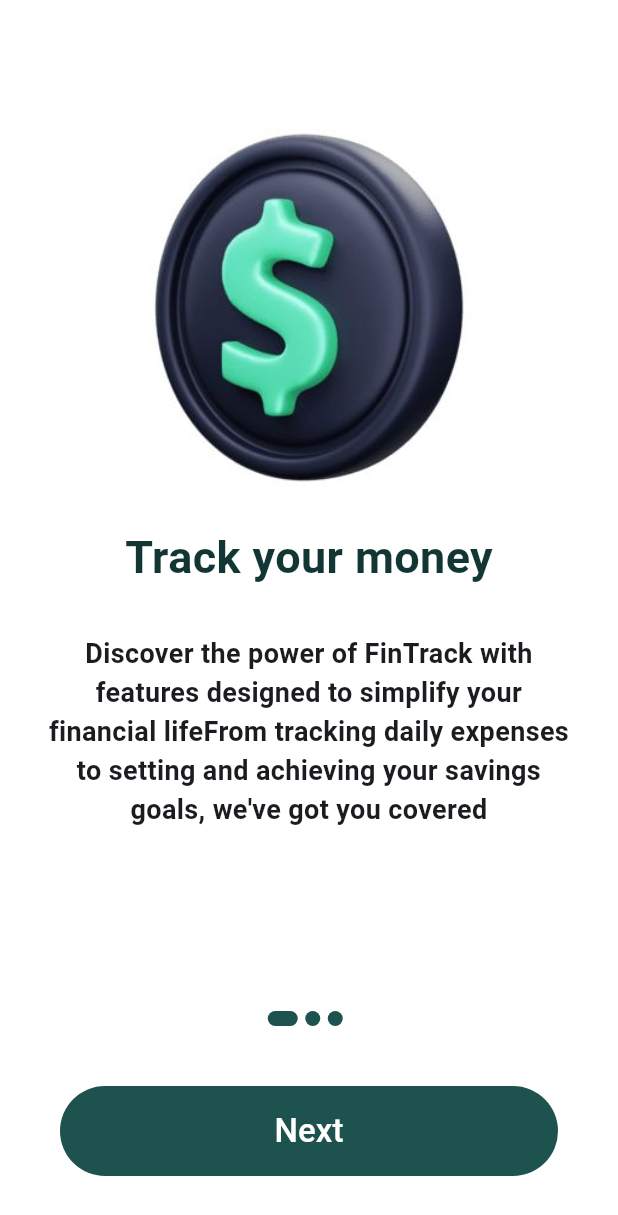
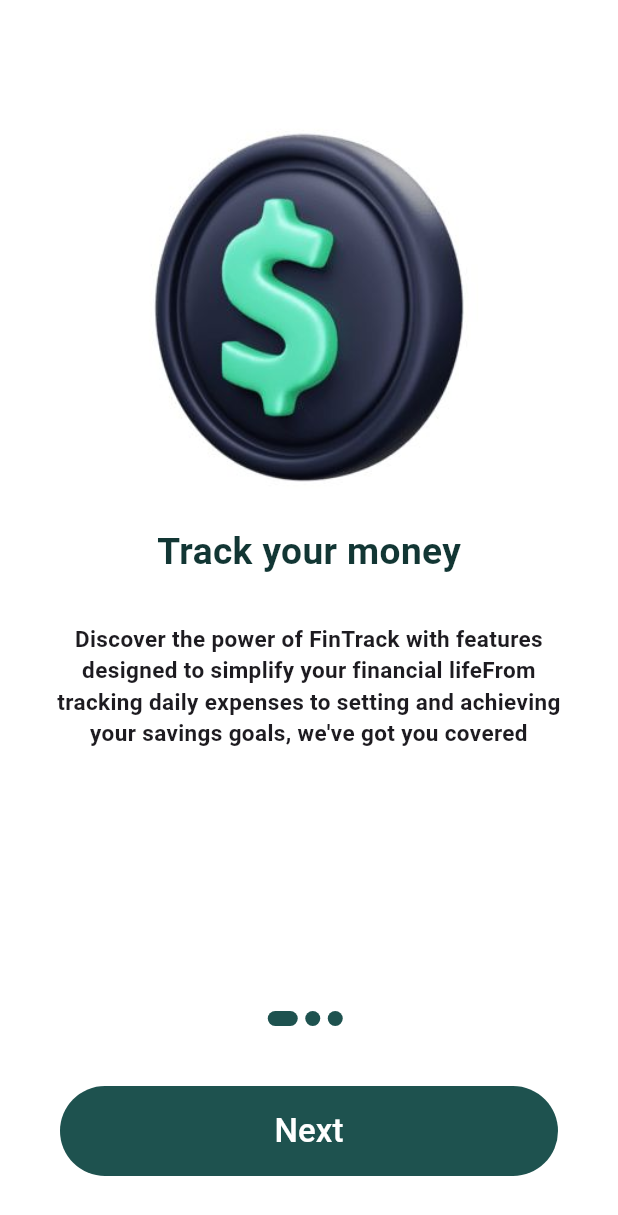
Before and after one commit to sahidvp/Fin-tracker, a Flutter app: the screen it shows after launch, on a phone screen of 412 x 824 dp. Shown: the top 1215 px of the screen. Run offline on Flutter 3.47's test engine with Material 3 defaults, Android fonts, the phone set to English and light mode, and no system bars; our stand-ins replace hive, hive_flutter, package_info, shared_preferences, syncfusion_flutter_charts, webview_flutter; missing offline and left inert: flutter_share; accounts and stored records are empty.

Commit message:
fix:navigation part and responsiveness

```diff
--- a/lib/screens/introscreen.dart
+++ b/lib/screens/introscreen.dart
@@ -12,7 +12,7 @@ class IntroScreen extends StatefulWidget {
 class _IntroScreenState extends State<IntroScreen> {
   int currentindex = 0;
   // ignore: prefer_typing_uninitialized_variables
-  var _controller ;
+  var _controller;
 
   @override
   void initState() {
@@ -28,6 +28,7 @@ class _IntroScreenState extends State<IntroScreen> {
 
   @override
   Widget build(BuildContext context) {
+    final sh = MediaQuery.of(context).size.height * .1;
     return Scaffold(
       backgroundColor: Colors.white,
       body: Column(children: [
@@ -43,7 +44,7 @@ class _IntroScreenState extends State<IntroScreen> {
             itemBuilder: (context, i) {
               if (i == 2) {
                 return Padding(
-                  padding: const EdgeInsets.symmetric(horizontal: 30),
+                  padding: const EdgeInsets.symmetric(horizontal: 10),
                   child: Column(
                     children: [
                       Image.asset(
@@ -56,8 +57,8 @@ class _IntroScreenState extends State<IntroScreen> {
                       ),
                       Text(
                         contents[i].title,
-                        style: const TextStyle(
-                          fontSize: 40,
+                        style: TextStyle(
+                          fontSize: sh * .3,
                           fontWeight: FontWeight.bold,
                           color: Color.fromARGB(255, 18, 54, 52),
                         ),
@@ -67,7 +68,8 @@ class _IntroScreenState extends State<IntroScreen> {
                 );
               } else {
                 return Padding(
-                  padding: const EdgeInsets.symmetric(vertical: 60, horizontal: 30),
+                  padding:
+                      const EdgeInsets.symmetric(vertical: 60, horizontal: 30),
                   child: Column(
                     children: [
                       Image.asset(
@@ -76,8 +78,8 @@ class _IntroScreenState extends State<IntroScreen> {
                       ),
                       Text(
                         contents[i].title,
-                        style: const TextStyle(
-                            fontSize: 30,
+                        style: TextStyle(
+                            fontSize: sh * .3,
                             color: Color.fromARGB(255, 18, 54, 52),
                             fontWeight: FontWeight.bold),
                       ),
@@ -86,8 +88,8 @@ class _IntroScreenState extends State<IntroScreen> {
                       ),
                       Text(
                         contents[i].description,
-                        style: const TextStyle(
-                            fontWeight: FontWeight.bold, fontSize: 18),
+                        style: TextStyle(
+                            fontWeight: FontWeight.bold, fontSize: 15),
                         textAlign: TextAlign.center,
                       )
                     ],
```
Also changed, not shown: lib/screens/addtrans/pages/addtransaction.dart (+19 -15 lines), lib/screens/editpersonaldetails.dart (+20 -26 lines), lib/screens/homescreen.dart (+17 -8 lines), lib/screens/loginpage.dart (+13 -18 lines), lib/screens/personaldetails.dart (+8 -4 lines), lib/screens/profilepage.dart (+11 -10 lines), lib/screens/signuppage.dart (+5 -5 lines), lib/screens/transactionpage.dart (+11 -16 lines), pubspec.lock, 1 other file.
